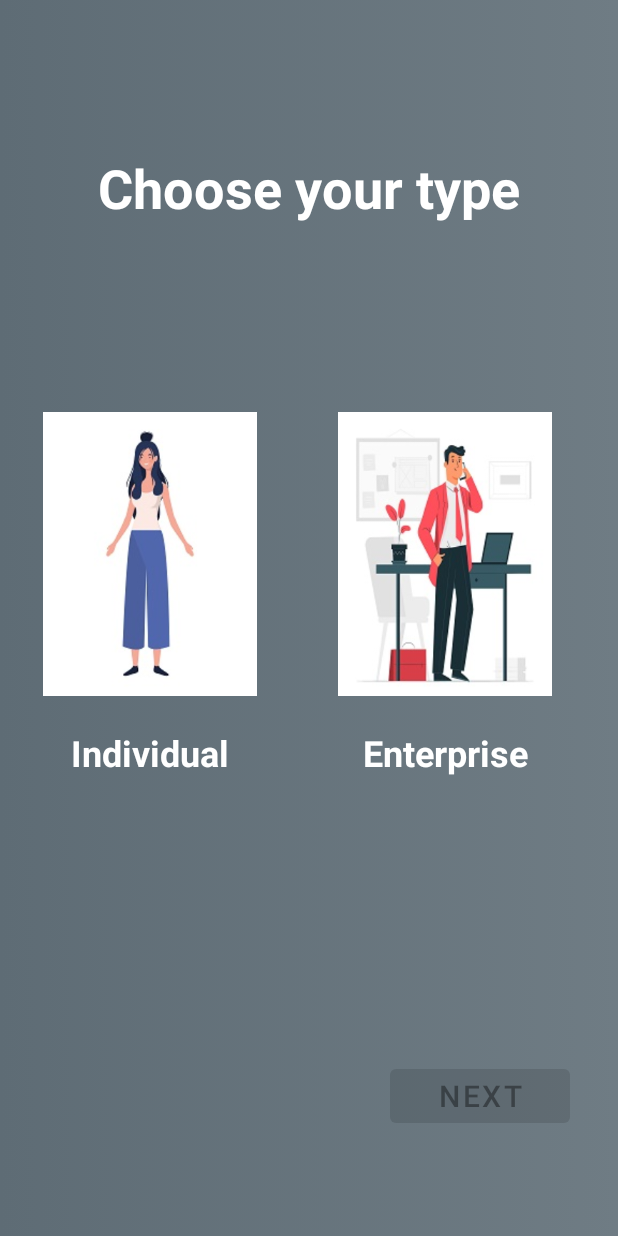
After one commit to abia22/musicIn, an Android app: the SelectIndEntActivity screen opened directly, with no data from a screen before it, on a phone screen of 412 x 824 dp. The commit adds this screen. Run offline under Robolectric (Android 15) with nearby library versions, the phone set to English and light mode, and no system bars; Roboto replaces fonts that are not available here.

Commit message:
Started sign in screens

```diff
--- /dev/null
+++ b/app/src/main/java/com/example/musicin/SelectIndEntActivity.java
@@ -0,0 +1,78 @@
+package com.example.musicin;
+
+import androidx.appcompat.app.AppCompatActivity;
+import androidx.lifecycle.LiveData;
+
+import android.content.Intent;
+import android.os.Bundle;
+import android.view.View;
+import android.widget.ImageView;
+
+import com.google.android.material.button.MaterialButton;
+
+public class SelectIndEntActivity extends AppCompatActivity {
+
+    final int INDIVIDUAL = 0;
+    final int ENTERPRISE = 1;
+    int selected = -1;
+
+    @Override
+    protected void onCreate(Bundle savedInstanceState) {
+        super.onCreate(savedInstanceState);
+        setContentView(R.layout.activity_select_ind_ent);
+
+        ImageView individual = findViewById(R.id.individual_img);
+        ImageView enterprise = findViewById(R.id.enterprise_img);
+        MaterialButton next_bttn = findViewById(R.id.next_bttn);
+
+        individual.setBackgroundResource(0);
+        enterprise.setBackgroundResource(0);
+        next_bttn.setEnabled(false);
+
+
+        individual.setOnClickListener(new View.OnClickListener() {
+            @Override
+            public void onClick(View view) {
+               if (selected == INDIVIDUAL){
+                   individual.setBackgroundResource(0);
+                   next_bttn.setEnabled(false);
+                   selected = -1;
+               } else {
+                   individual.setBackgroundResource(R.drawable.border);
+                   enterprise.setBackgroundResource(0);
+                   selected = INDIVIDUAL;
+                   next_bttn.setEnabled(true);
+               }
+
+            }
+        });
+
+        enterprise.setOnClickListener(new View.OnClickListener() {
+            @Override
+            public void onClick(View view) {
+                if (selected == ENTERPRISE){
+                    enterprise.setBackgroundResource(0);
+                    next_bttn.setEnabled(false);
+                    selected = -1;
+                }else{
+                    enterprise.setBackgroundResource(R.drawable.border);
+                    individual.setBackgroundResource(0);
+                    selected = ENTERPRISE;
+                    next_bttn.setEnabled(true);
+                }
+
+            }
+        });
+
+        next_bttn.setOnClickListener(new View.OnClickListener() {
+            @Override
+            public void onClick(View view) {
+                if(selected == INDIVIDUAL){
+                    startActivity(new Intent(SelectIndEntActivity.this, SelectMusTecActivity.class));
+                }
+                //TODO: GO TO ENTERPRISE ACTIVITY
+            }
+        });
+
+    }
+}
--- /dev/null
+++ b/app/src/main/res/drawable/border.xml
@@ -0,0 +1,9 @@
+<?xml version="1.0" encoding="utf-8"?>
+<shape xmlns:android="http://schemas.android.com/apk/res/android">
+    <stroke
+        android:width="5dp"
+        android:color="@color/black"
+        />
+    <solid
+        android:color="@color/white"/>
+</shape>
--- /dev/null
+++ b/app/src/main/res/drawable/music_note.xml
@@ -0,0 +1,5 @@
+<vector android:height="24dp" android:tint="#A4A4A4"
+    android:viewportHeight="24" android:viewportWidth="24"
+    android:width="24dp" xmlns:android="http://schemas.android.com/apk/res/android">
+    <path android:fillColor="@android:color/white" android:pathData="M12,3v10.55c-0.59,-0.34 -1.27,-0.55 -2,-0.55 -2.21,0 -4,1.79 -4,4s1.79,4 4,4 4,-1.79 4,-4V7h4V3h-6z"/>
+</vector>
--- /dev/null
+++ b/app/src/main/res/drawable/person.xml
@@ -0,0 +1,5 @@
+<vector android:height="24dp" android:tint="#A4A4A4"
+    android:viewportHeight="24" android:viewportWidth="24"
+    android:width="24dp" xmlns:android="http://schemas.android.com/apk/res/android">
+    <path android:fillColor="@android:color/white" android:pathData="M12,12c2.21,0 4,-1.79 4,-4s-1.79,-4 -4,-4 -4,1.79 -4,4 1.79,4 4,4zM12,14c-2.67,0 -8,1.34 -8,4v2h16v-2c0,-2.66 -5.33,-4 -8,-4z"/>
+</vector>
--- a/app/src/main/res/layout/activity_login.xml
+++ b/app/src/main/res/layout/activity_login.xml
@@ -8,7 +8,7 @@
     tools:context=".LoginActivity">
 
     <TextView
-        android:id="@+id/textView"
+        android:id="@+id/choose_type_txt"
         android:layout_width="wrap_content"
         android:layout_height="wrap_content"
         android:text="@string/login"
@@ -39,7 +39,7 @@
         android:paddingBottom="10dp"
         app:layout_constraintEnd_toEndOf="parent"
         app:layout_constraintStart_toStartOf="parent"
-        app:layout_constraintTop_toBottomOf="@+id/textView"
+        app:layout_constraintTop_toBottomOf="@+id/choose_type_txt"
         android:maxLines="1"/>
 
     <com.google.android.material.textfield.TextInputEditText
@@ -103,7 +103,7 @@
             android:layout_width="wrap_content"
             android:layout_height="wrap_content"
             android:clickable="true"
-            android:text="@string/sing_up"
+            android:text="@string/sign_in"
             android:textAlignment="center"
             android:textColor="@color/light_blue"
             android:textSize="15sp"
--- /dev/null
+++ b/app/src/main/res/layout/activity_select_ind_ent.xml
@@ -0,0 +1,96 @@
+<?xml version="1.0" encoding="utf-8"?>
+<androidx.constraintlayout.widget.ConstraintLayout xmlns:android="http://schemas.android.com/apk/res/android"
+    xmlns:app="http://schemas.android.com/apk/res-auto"
+    xmlns:tools="http://schemas.android.com/tools"
+    android:layout_width="match_parent"
+    android:layout_height="match_parent"
+    tools:context=".SelectIndEntActivity"
+    android:background="@drawable/gradient_grey">
+
+    <TextView
+        android:id="@+id/enterprise_txt"
+        android:layout_width="0dp"
+        android:layout_height="wrap_content"
+        android:layout_marginTop="16dp"
+        android:text="@string/enterprise"
+        android:textAlignment="center"
+        android:textColor="@color/white"
+        android:textSize="24sp"
+        android:textStyle="bold"
+        app:layout_constraintEnd_toEndOf="@+id/enterprise_img"
+        app:layout_constraintHorizontal_bias="1.0"
+        app:layout_constraintStart_toStartOf="@+id/enterprise_img"
+        app:layout_constraintTop_toBottomOf="@+id/enterprise_img" />
+
+    <ImageView
+        android:id="@+id/enterprise_img"
+        android:layout_width="160dp"
+        android:layout_height="200dp"
+        android:layout_marginStart="20dp"
+        android:layout_marginTop="120dp"
+        android:layout_marginEnd="20dp"
+        android:background="@drawable/border"
+        android:cropToPadding="true"
+        android:padding="5dp"
+        android:src="@drawable/businessman"
+        app:layout_constraintEnd_toEndOf="parent"
+        app:layout_constraintHorizontal_bias="0.521"
+        app:layout_constraintStart_toEndOf="@+id/individual_img"
+        app:layout_constraintTop_toBottomOf="@+id/choose_type_txt" />
+
+    <TextView
+        android:id="@+id/choose_type_txt"
+        android:layout_width="wrap_content"
+        android:layout_height="wrap_content"
+        android:text="@string/choose_your_type"
+        android:textColor="@color/white"
+        android:textSize="36sp"
+        android:textStyle="bold"
+        app:layout_constraintBottom_toBottomOf="parent"
+        app:layout_constraintEnd_toEndOf="parent"
+        app:layout_constraintStart_toStartOf="parent"
+        app:layout_constraintTop_toTopOf="parent"
+        app:layout_constraintVertical_bias="0.13" />
+
+    <ImageView
+        android:id="@+id/individual_img"
+        android:layout_width="160dp"
+        android:layout_height="200dp"
+        android:layout_marginStart="20dp"
+        android:layout_marginTop="120dp"
+        android:background="@drawable/border"
+        android:cropToPadding="true"
+        android:padding="5dp"
+        android:src="@drawable/individual"
+        app:layout_constraintStart_toStartOf="parent"
+        app:layout_constraintTop_toBottomOf="@+id/choose_type_txt" />
+
+    <TextView
+        android:id="@+id/individual_txt"
+        android:layout_width="0dp"
+        android:layout_height="wrap_content"
+        android:layout_marginTop="16dp"
+        android:text="@string/individual"
+        android:textAlignment="center"
+        android:textColor="@color/white"
+        android:textSize="24sp"
+        android:textStyle="bold"
+        app:layout_constraintEnd_toEndOf="@+id/individual_img"
+        app:layout_constraintStart_toStartOf="@+id/individual_img"
+        app:layout_constraintTop_toBottomOf="@+id/individual_img" />
+
+    <com.google.android.material.button.MaterialButton
+        android:id="@+id/next_bttn"
+        android:layout_width="120dp"
+        android:layout_height="wrap_content"
+        android:text="@string/next"
+        android:textSize="20sp"
+        app:layout_constraintBottom_toBottomOf="parent"
+        app:layout_constraintEnd_toEndOf="parent"
+        app:layout_constraintHorizontal_bias="0.89"
+        app:layout_constraintStart_toStartOf="parent"
+        app:layout_constraintTop_toBottomOf="@+id/enterprise_txt"
+        app:layout_constraintVertical_bias="0.73" />
+
+
+</androidx.constraintlayout.widget.ConstraintLayout>
--- a/app/src/main/res/values/strings.xml
+++ b/app/src/main/res/values/strings.xml
@@ -13,5 +13,12 @@
     <string name="invalid_password">Password must be >5 characters</string>
     <string name="login_failed">"Login failed"</string>
     <string name="not_registered_yet">Not registered yet?</string>
-    <string name="sing_up">Sing Up</string>
+    <string name="choose_your_type">Choose your type</string>
+    <string name="next">Next</string>
+    <string name="individual">Individual</string>
+    <string name="enterprise">Enterprise</string>
+    <string name="musician">Musician</string>
+    <string name="technician">Technician</string>
+    <string name="name">Name</string>
+    <string name="instruments">Instruments</string>
 </resources>
--- a/app/src/main/res/values/themes.xml
+++ b/app/src/main/res/values/themes.xml
@@ -2,8 +2,8 @@
     <!-- Base application theme. -->
     <style name="Theme.MusicIn" parent="Theme.MaterialComponents.DayNight.NoActionBar">
         <!-- Primary brand color. -->
-        <item name="colorPrimary">@color/purple_500</item>
-        <item name="colorPrimaryVariant">@color/purple_700</item>
+        <item name="colorPrimary">@color/light_blue</item>
+        <item name="colorPrimaryVariant">@color/teal_700</item>
         <item name="colorOnPrimary">@color/white</item>
         <!-- Secondary brand color. -->
         <item name="colorSecondary">@color/teal_200</item>
```
Also changed, not shown: app/src/main/AndroidManifest.xml (+9 -0 lines), app/src/main/java/com/example/musicin/LoginActivity.java (+13 -0 lines), app/src/main/java/com/example/musicin/MainActivity.java (+8 -0 lines), app/src/main/java/com/example/musicin/MusicianSignInActivity.java (added, +14 -0 lines), app/src/main/java/com/example/musicin/SelectMusTecActivity.java (added, +76 -0 lines), app/src/main/res/layout/activity_musician_sign_in.xml (added, +66 -0 lines), app/src/main/res/layout/activity_select_mus_tec.xml (added, +95 -0 lines), app/src/main/res/drawable-v24/businessman.jpg (added), app/src/main/res/drawable-v24/individual.jpg (added), app/src/main/res/drawable-v24/musician.jpg (added), app/src/main/res/drawable-v24/technician.jpg (added).
